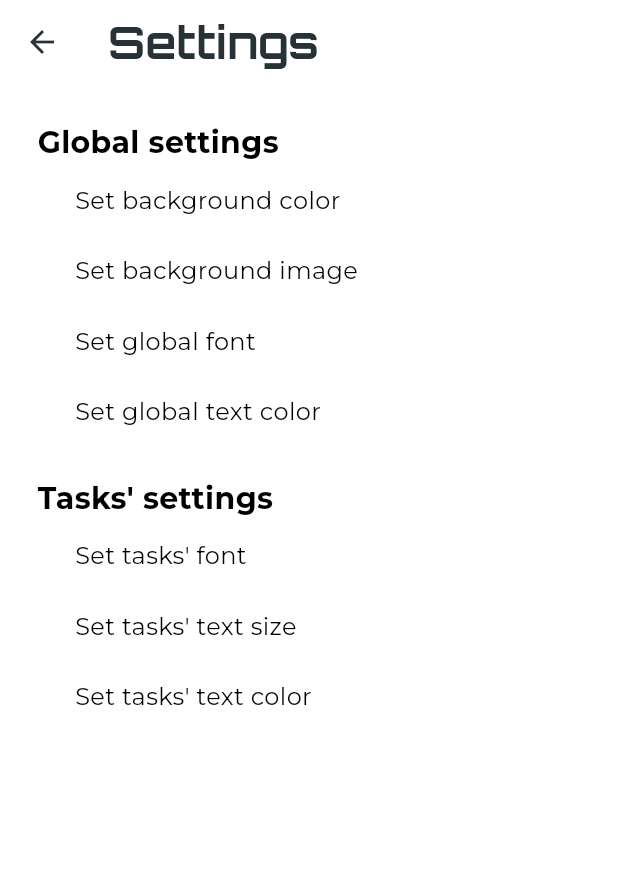
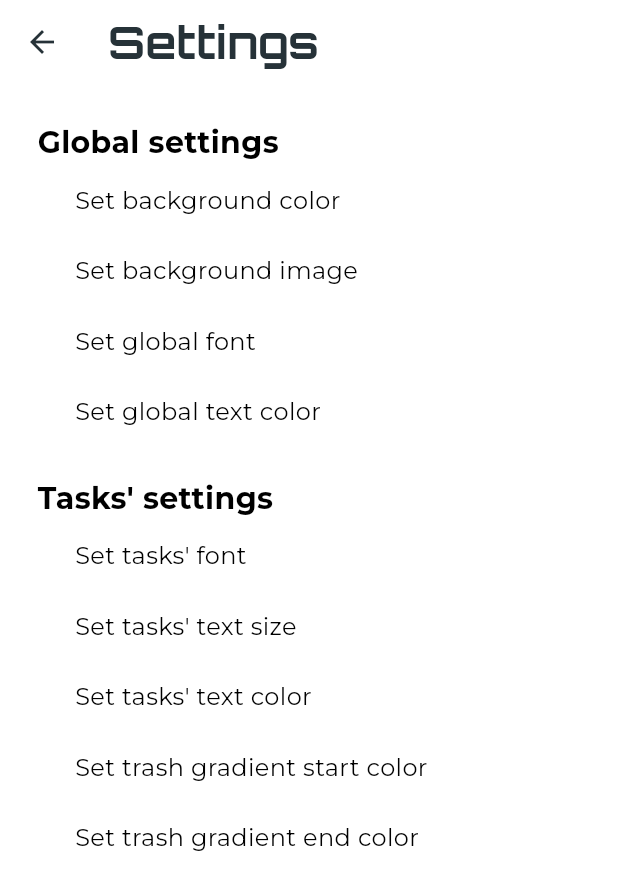
Before and after one commit to magaliek/todo, a Flutter app: the screen it shows after launch, after a tap on the "settings" icon, on a phone screen of 412 x 824 dp. Shown: the top 890 px of the screen. Run offline on Flutter 3.47's test engine with Material 3 defaults, Android fonts, the phone set to English and light mode, and no system bars; our stand-ins replace flutter_colorpicker, google_fonts, image_picker.

Commit message:
did all the settings i wanted and polished some stuff in the tasks.

```diff
--- a/lib/app_settings.dart
+++ b/lib/app_settings.dart
@@ -8,6 +8,8 @@ class AppSettings extends ChangeNotifier {
   Color taskTextColor = Colors.black;
   String globalFont = "Orbitron";
   Color? foregroundColor = Colors.blueGrey[900];
+  Color gradientBegin = Colors.blueGrey;
+  Color gradientEnd = Colors.black;
 
   void setBackgroundColor(Color color) {
     backgroundColor = color;
@@ -45,4 +47,14 @@ class AppSettings extends ChangeNotifier {
     foregroundColor = color;
     notifyListeners();
   }
+
+  void setGradientBegin(Color color) {
+    gradientBegin = color;
+    notifyListeners();
+  }
+
+  void setGradientEnd(Color color) {
+    gradientEnd = color;
+    notifyListeners();
+  }
 }
--- a/lib/homepage.dart
+++ b/lib/homepage.dart
@@ -116,17 +116,21 @@ class _HomePageState extends State<HomePage> {
                         _tasks.remove(_tasks[i]);
                       });
                     },
-                    background: Container(
+                    background: Consumer<AppSettings>(
+                      builder: (context, settings, child) {
+                        return Container(
                           decoration: BoxDecoration(
                             gradient: LinearGradient(
-                          colors: [Colors.blueGrey, Colors.black],
+                              colors: [settings.gradientBegin, settings.gradientEnd],
                               begin: Alignment.centerLeft,
                               end: Alignment.centerRight,
                             ),
                             borderRadius: BorderRadius.circular(8),
                           ),
                           padding: EdgeInsets.symmetric(horizontal: 8.0),
-                      child: Icon(Icons.delete_outline, color: Colors.white),
+                          child: Icon(Icons.delete_outline, color: settings.foregroundColor),
+                        );
+                      }
                     ),
 
                     child: ListTile(
--- a/lib/settings_page.dart
+++ b/lib/settings_page.dart
@@ -104,6 +104,12 @@ class _SettingsPageState extends State<SettingsPage> {
                     } else if (which == "t2") {
                       context.read<AppSettings>().
                       setTaskTextColor(currentColor);
+                    } else if (which == "g1") {
+                      context.read<AppSettings>().
+                      setGradientBegin(currentColor);
+                    } else if (which == "g2") {
+                      context.read<AppSettings>().
+                      setGradientEnd(currentColor);
                     }
                     Navigator.pop(context);
                   },
@@ -280,10 +286,14 @@ class _SettingsPageState extends State<SettingsPage> {
                             return StatefulBuilder(
                               builder: (context, setInnerState) {
                                 return AlertDialog(
-                                  title: Center(child: Text("Slide to size")),
+                                  backgroundColor: Colors.grey[200],
+                                  title: Center(child: Text(
+                                    "Slide to size",
+                                    style: TextStyle(color: Colors.black),
+                                  )),
                                   content: ConstrainedBox(
                                       constraints: const BoxConstraints(
-                                        maxHeight: 200,
+                                        maxHeight: 50,
                                   ),
                                   child: Row(
                                     children: [
@@ -293,6 +303,8 @@ class _SettingsPageState extends State<SettingsPage> {
                                         max: 34,
                                         divisions: 17,
                                         label: sliderValue.round().toString(),
+                                        activeColor: Colors.grey[900],
+                                        thumbColor: Colors.black,
                                         onChanged: (value) {
                                           setInnerState(() {
                                           sliderValue = value;
@@ -304,7 +316,7 @@ class _SettingsPageState extends State<SettingsPage> {
                                             settings.setTaskTextSize(sliderValue);
                                             Navigator.pop(context);
                                           },
-                                          icon: Icon(Icons.check),
+                                          icon: Icon(Icons.check, color: Colors.black,),
                                       )
                                     ],
                                   ),
@@ -329,6 +341,25 @@ class _SettingsPageState extends State<SettingsPage> {
                         child: Text("Set tasks' text color"),
                       ),
                     ),
+                    InkWell(
+                      onTap: () {
+                        _pickColor("g1");
+                      },
+                      child: Padding(
+                        padding: const EdgeInsets.symmetric(vertical: 12.0),
+                        child: Text("Set trash gradient start color"),
+                      ),
+                    ),
+
+                    InkWell(
+                      onTap: () {
+                        _pickColor("g2");
+                      },
+                      child: Padding(
+                        padding: const EdgeInsets.symmetric(vertical: 12.0),
+                        child: Text("Set trash gradient end color"),
+                      ),
+                    ),
                   ],
                 );
               },
```
Lines whose indentation alone changed are shown as unchanged.
